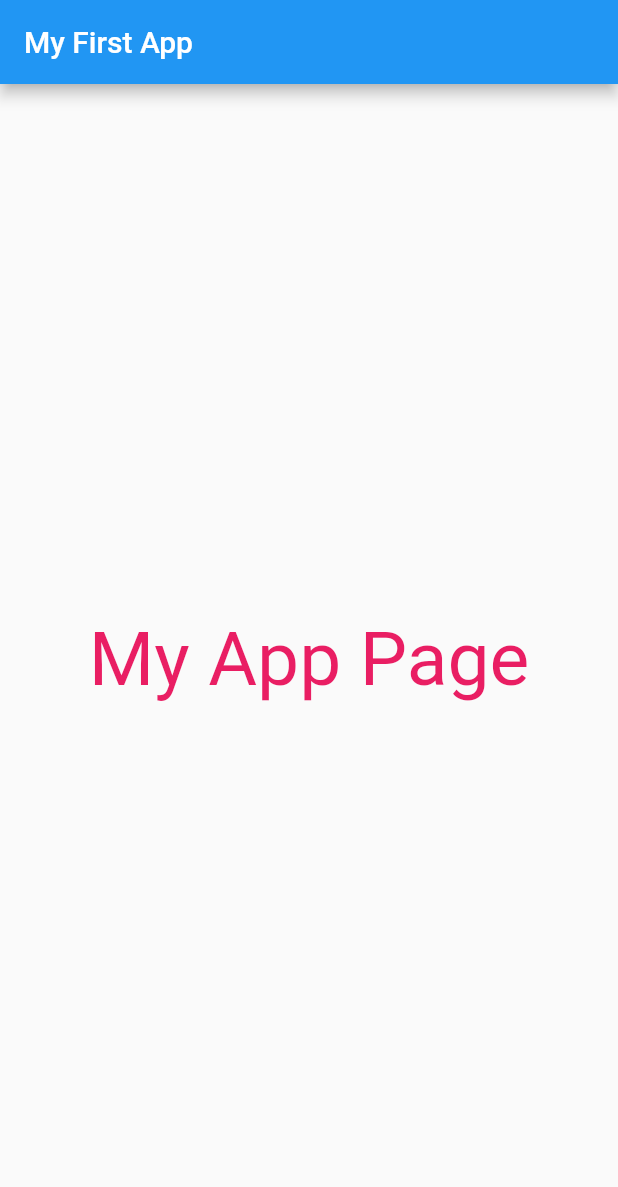
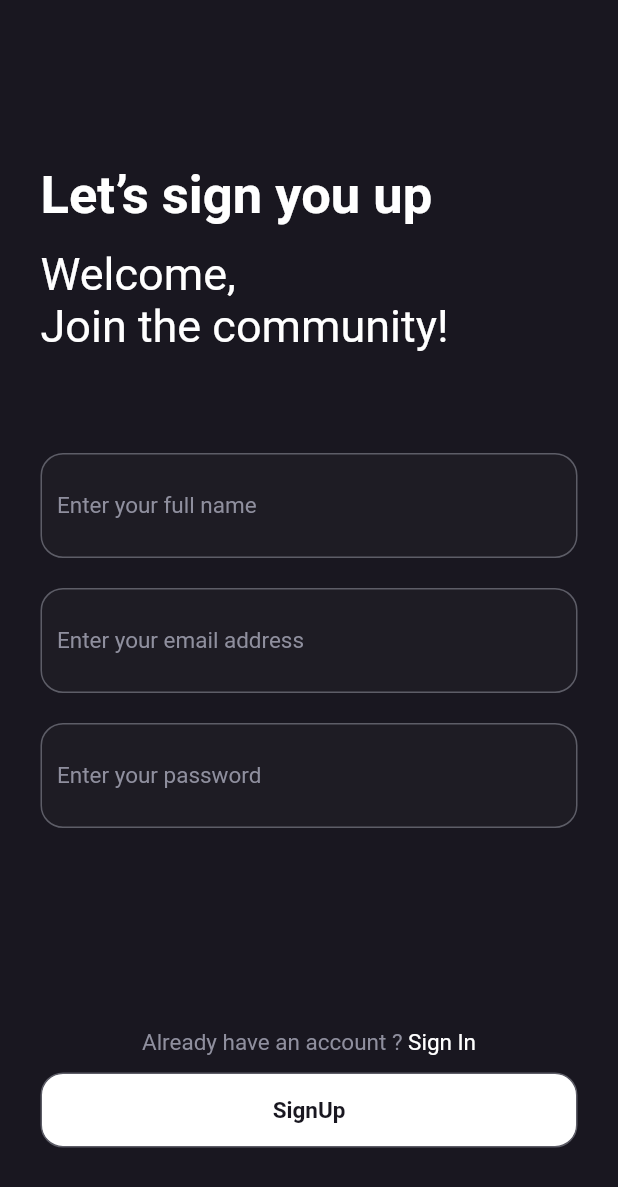
Before and after one commit to hammadkahn/FlutterJobListingApp, a Flutter app: the screen it shows after launch, on a phone screen of 412 x 824 dp. Shown: the top 1187 px of the screen. Run offline on Flutter 3.47's test engine with Material 2 defaults, Android fonts, the phone set to English and light mode, and no system bars.

Commit message:
Practice app first day

```diff
--- /dev/null
+++ b/lib/Screens/signup.dart
@@ -0,0 +1,59 @@
+import 'package:app/Screens/signin.dart';
+import 'package:flutter/material.dart';
+
+import '../app_button.dart';
+import '../apptextfeild.dart';
+
+class Signup extends StatelessWidget {
+  @override
+  Widget build(BuildContext context) {
+    return Scaffold(
+      backgroundColor: const Color(0xFF191720),
+      body: Padding(
+          padding:
+              const EdgeInsets.only(left: 27, top: 110, bottom: 59, right: 27),
+          child: Column(
+            crossAxisAlignment: CrossAxisAlignment.start,
+            children: [
+              const Text(
+                "Let’s sign you up",
+                style: TextStyle(
+                    color: Colors.white,
+                    fontSize: 35,
+                    fontWeight: FontWeight.bold),
+              ),
+              const SizedBox(height: 14),
+              const Text(
+                "Welcome, \nJoin the community!",
+                style: TextStyle(color: Colors.white, fontSize: 30),
+              ),
+              const SizedBox(height: 47),
+              const AppTextfeild(placeholder: "Enter your full name"),
+              const AppTextfeild(placeholder: "Enter your email address"),
+              const AppTextfeild(placeholder: "Enter your password"),
+              const Spacer(),
+              GestureDetector(
+                onTap: () {
+                  Navigator.of(context)
+                      .push(MaterialPageRoute(builder: (_) => SignIn()));
+                },
+                child: Row(
+                  mainAxisAlignment: MainAxisAlignment.center,
+                  children: const [
+                    Text("Already have an account ?",
+                        style:
+                            TextStyle(color: Color(0xFF8F8F9E), fontSize: 15)),
+                    Text(" Sign In",
+                        style: TextStyle(color: Colors.white, fontSize: 15)),
+                  ],
+                ),
+              ),
+              const SizedBox(height: 11),
+              AppButton(label: "SignUp", onPress: onSignPress)
+            ],
+          )),
+    );
+  }
+
+  void onSignPress() {}
+}
--- /dev/null
+++ b/lib/app_button.dart
@@ -0,0 +1,37 @@
+import 'package:flutter/material.dart';
+
+class AppButton extends StatelessWidget {
+  final String label;
+  final GestureTapCallback onPress;
+
+  const AppButton({required this.label, required this.onPress});
+
+  @override
+  Widget build(BuildContext context) {
+    return Row(
+      children: [
+        Expanded(
+          child: Container(
+            alignment: Alignment.center,
+            padding: const EdgeInsets.all(15),
+            decoration: BoxDecoration(
+                color: Colors.white,
+                border: Border.all(
+                  color: const Color(0xFF5D5D67),
+                  width: 1,
+                ),
+                borderRadius: BorderRadius.circular(15)),
+            child: GestureDetector(
+              onTap: onPress,
+              child: Text(
+                label,
+                style: const TextStyle(color: Color(0xFF191720), fontSize: 15,
+                fontWeight:FontWeight.bold),
+              ),
+            ),
+          ),
+        ),
+      ],
+    );
+  }
+}
--- /dev/null
+++ b/lib/apptextfeild.dart
@@ -0,0 +1,29 @@
+import 'package:flutter/material.dart';
+
+class AppTextfeild extends StatelessWidget {
+  final String placeholder;
+
+  const AppTextfeild({required this.placeholder});
+  @override
+  Widget build(BuildContext context) {
+
+
+    return Container(
+      margin: const EdgeInsets.only(top: 20),
+      padding: const EdgeInsets.all(10),
+      decoration: BoxDecoration(
+          color: const Color(0xFF1E1C24),
+          border: Border.all(
+            color: const Color(0xFF5D5D67),
+            width: 1,
+          ),
+          borderRadius: BorderRadius.circular(15)),
+      child:  TextField(
+          style: const TextStyle(color: Colors.white, fontSize: 15),
+          decoration: InputDecoration(
+              hintText: placeholder,
+              hintStyle: const TextStyle(color: Color(0xFF8F8F9E)),
+              border: InputBorder.none)),
+    );
+  }
+}
--- a/lib/main.dart
+++ b/lib/main.dart
@@ -1,4 +1,7 @@
+import 'package:app/Screens/signin.dart';
 import 'package:flutter/material.dart';
+
+import 'Screens/signup.dart';
 
 void main() {
   runApp(MyApp());
@@ -8,19 +11,7 @@ class MyApp extends StatelessWidget {
   @override
   Widget build(BuildContext context) {
     return MaterialApp(
-      home: HomeScreen(),
+      home: Signup(),
     );
   }
 }
-
-class HomeScreen extends StatelessWidget {
-  @override
-  Widget build(BuildContext context) {
-    return Scaffold(
-      appBar: AppBar(title: const Text("My First App")),
-      body: const Center(
-        child: Text("My App Page", style: TextStyle(fontSize: 50,color: Colors.pink)),
-      ),
-    );
-  }
-}
```
Also changed, not shown: lib/Screens/signin.dart (added, +54 -0 lines), flutter_01.png (added).
